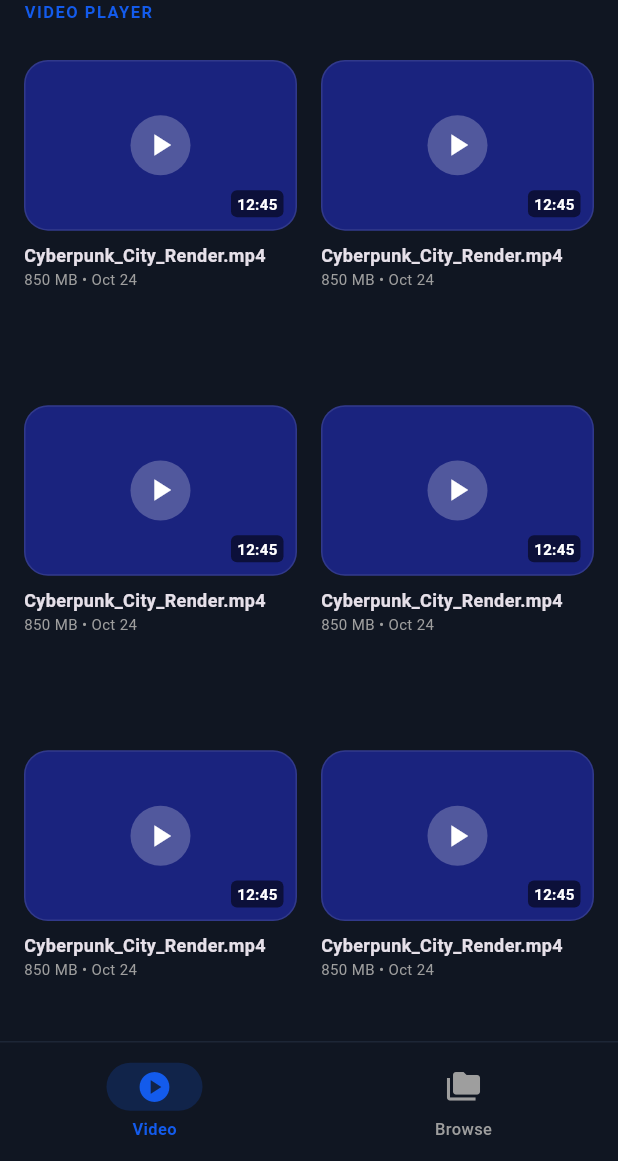
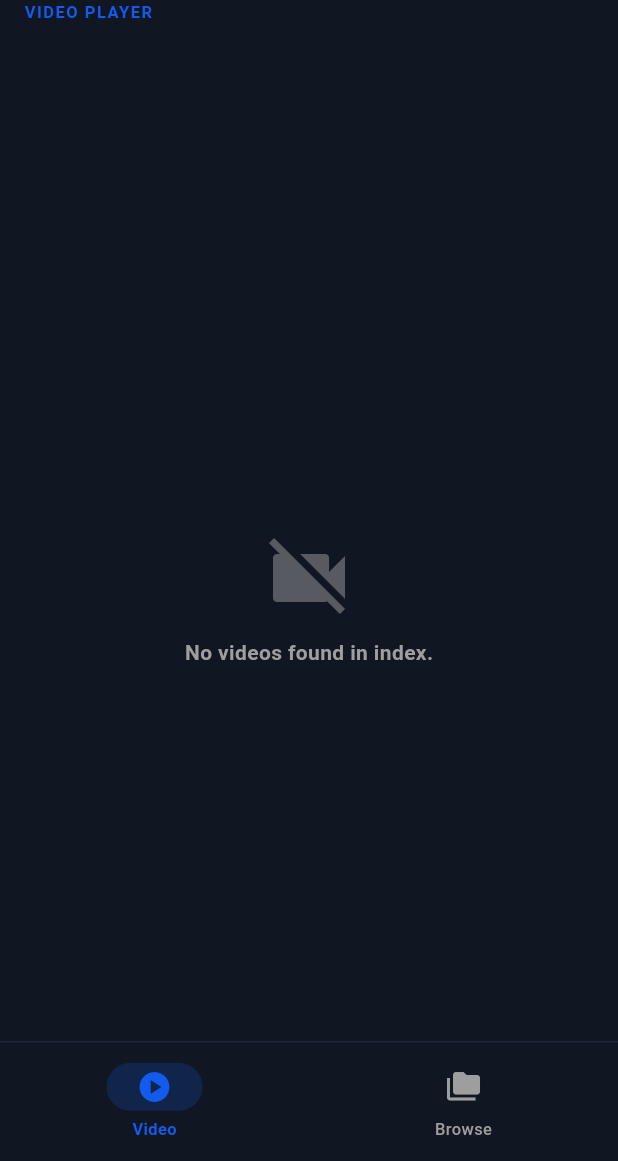
Before and after one commit to BajWarring/ArgusArchive, a Flutter app: the VideoLibraryScreen screen opened directly, on a phone screen of 412 x 824 dp, the part 75-1236 px from its top. Run offline on Flutter 3.47's test engine with Material 3 defaults, Android fonts, the phone set to English and light mode, and no system bars; our stand-ins replace device_info_plus, flutter_riverpod, flutter_svg, permission_handler, share_plus, sqflite; missing offline and left inert: syncfusion_flutter_pdfviewer; accounts and stored records are empty.

Commit message:
Update video_grid_view.dart

```diff
--- a/lib/presentation/subapp_video_ui/views/video_grid_view.dart
+++ b/lib/presentation/subapp_video_ui/views/video_grid_view.dart
@@ -1,10 +1,49 @@
+import 'dart:typed_data';
 import 'package:flutter/material.dart';
+import 'package:flutter_riverpod/flutter_riverpod.dart';
+import 'package:path/path.dart' as p;
+import '../../ui_theme.dart';
+import '../../../core/models/file_entry.dart';
+import '../../../core/enums/file_type.dart';
+import '../../debug_ui/search_providers.dart';
+import '../../debug_ui/providers.dart';
+import '../../../services/operations/video_thumbnail_service.dart';
 
-class VideoGridView extends StatelessWidget {
+class VideoGridView extends ConsumerWidget {
   const VideoGridView({super.key});
 
   @override
-  Widget build(BuildContext context) {
+  Widget build(BuildContext context, WidgetRef ref) {
+    // REAL DATA: Fetch database provider
+    final dbAsync = ref.watch(searchDatabaseProvider);
+
+    return dbAsync.when(
+      loading: () => const Center(child: CircularProgressIndicator(color: ArgusColors.primary)),
+      error: (e, s) => Center(child: Text('Error loading database: $e')),
+      data: (db) {
+        return FutureBuilder<List<FileEntry>>(
+          // Fetch real videos from the FTS index
+          future: db.search(query: '', filterType: FileType.video).then((v) {
+            v.sort((a,b) => b.modifiedAt.compareTo(a.modifiedAt));
+            return v;
+          }),
+          builder: (ctx, snap) {
+            if (snap.connectionState == ConnectionState.waiting) return const Center(child: CircularProgressIndicator(color: ArgusColors.primary));
+
+            final videos = snap.data ?? [];
+            if (videos.isEmpty) {
+              return Center(
+                child: Column(
+                  mainAxisAlignment: MainAxisAlignment.center,
+                  children: [
+                    Icon(Icons.videocam_off, size: 64, color: Colors.grey.withValues(alpha: 0.5)),
+                    const SizedBox(height: 8),
+                    const Text('No videos found in index.', style: TextStyle(fontWeight: FontWeight.bold, color: Colors.grey)),
+                  ],
+                ),
+              );
+            }
+
             return GridView.builder(
               padding: const EdgeInsets.fromLTRB(16, 16, 16, 100), // Padding for bottom nav
               gridDelegate: const SliverGridDelegateWithFixedCrossAxisCount(
@@ -13,45 +52,70 @@ class VideoGridView extends StatelessWidget {
                 mainAxisSpacing: 16,
                 childAspectRatio: 0.85,
               ),
-      itemCount: 6, // Stub count matching HTML
+              itemCount: videos.length,
               itemBuilder: (context, index) {
-        return Column(
+                final video = videos[index];
+
+                return InkWell(
+                  borderRadius: BorderRadius.circular(16),
+                  onTap: () async {
+                     // REAL DATA: Launch Native Video Player!
+                     final handlers = ref.read(fileHandlerRegistryProvider);
+                     final adapter = ref.read(storageAdapterProvider);
+                     for (var h in handlers) {
+                       if (h.canHandle(video)) {
+                         h.open(context, video, adapter);
+                         break;
+                       }
+                     }
+                  },
+                  child: Column(
                     crossAxisAlignment: CrossAxisAlignment.start,
                     children: [
                       AspectRatio(
                         aspectRatio: 16 / 10,
                         child: Container(
                           decoration: BoxDecoration(
-                  color: Colors.indigo.shade900,
+                            color: Colors.black87,
                             borderRadius: BorderRadius.circular(16),
                             border: Border.all(color: Colors.white10),
                           ),
+                          clipBehavior: Clip.antiAlias,
                           child: Stack(
+                            fit: StackFit.expand,
                             children: [
+                              // REAL DATA: Native Kotlin Thumbnail Bridge
+                              FutureBuilder<Uint8List?>(
+                                future: VideoThumbnailService.getThumbnail(video.path),
+                                builder: (ctx, tSnap) {
+                                  if (tSnap.hasData && tSnap.data != null) {
+                                    return Image.memory(tSnap.data!, fit: BoxFit.cover);
+                                  }
+                                  return const Center(child: Icon(Icons.movie, color: Colors.indigo, size: 32));
+                                }
+                              ),
+                              Container(color: Colors.black26),
                               const Center(
                                 child: CircleAvatar(
                                   backgroundColor: Colors.white24,
                                   child: Icon(Icons.play_arrow, color: Colors.white),
                                 ),
                               ),
-                    Positioned(
-                      bottom: 8, right: 8,
-                      child: Container(
-                        padding: const EdgeInsets.symmetric(horizontal: 4, vertical: 2),
-                        decoration: BoxDecoration(color: Colors.black54, borderRadius: BorderRadius.circular(4)),
-                        child: const Text('12:45', style: TextStyle(color: Colors.white, fontSize: 10, fontWeight: FontWeight.bold)),
-                      ),
-                    )
                             ],
                           ),
                         ),
                       ),
                       const SizedBox(height: 8),
-            const Text('Cyberpunk_City_Render.mp4', style: TextStyle(fontSize: 12, fontWeight: FontWeight.bold), maxLines: 1, overflow: TextOverflow.ellipsis),
-            const Text('850 MB • Oct 24', style: TextStyle(fontSize: 10, color: Colors.grey)),
+                      Text(p.basenameWithoutExtension(video.path), style: const TextStyle(fontSize: 12, fontWeight: FontWeight.bold), maxLines: 1, overflow: TextOverflow.ellipsis),
+                      Text('${(video.size / 1024 / 1024).toStringAsFixed(1)} MB • ${video.modifiedAt.day}/${video.modifiedAt.month}', style: const TextStyle(fontSize: 10, color: Colors.grey)),
                     ],
+                  ),
                 );
               },
             );
           }
+        );
       }
+    );
+  }
+}
```
Lines whose indentation alone changed are shown as unchanged.
